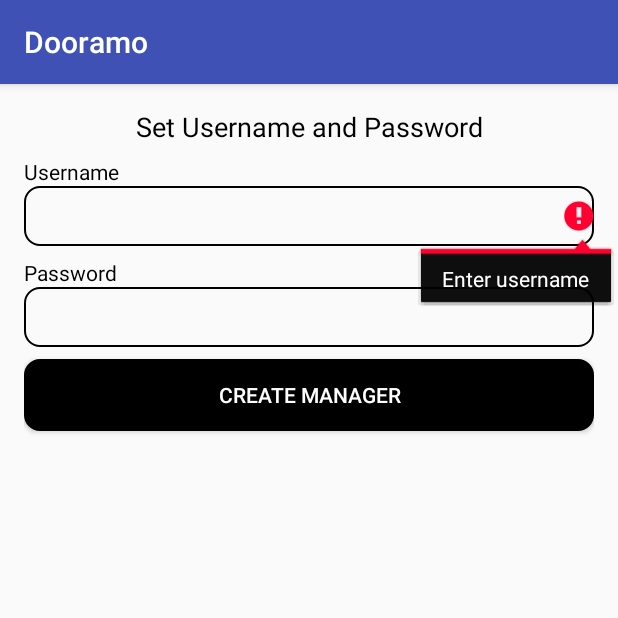
After one commit to pahulpreet-dev/Dooramo, an Android app: the CreateManager screen opened directly, with no data from a screen before it, on a phone screen of 412 x 824 dp, the top half of it. The commit adds this screen. Run offline under Robolectric (Android 15) with nearby library versions, the phone set to English and light mode, and no system bars.

Commit message:
Added CreateManager activity and made necessary changes

```diff
--- a/app/build.gradle
+++ b/app/build.gradle
@@ -16,11 +16,10 @@
             proguardFiles getDefaultProguardFile('proguard-android.txt'), 'proguard-rules.pro'
         }
     }
-    buildToolsVersion '26.0.2'
 }
 
 dependencies {
-    implementation fileTree(include: ['*.jar'], dir: 'libs')
+    implementation fileTree(dir: 'libs', include: ['*.jar'])
     implementation 'com.android.support:appcompat-v7:27.0.2'
     implementation 'com.android.support.constraint:constraint-layout:1.0.2'
     testImplementation 'junit:junit:4.12'
--- a/app/src/main/AndroidManifest.xml
+++ b/app/src/main/AndroidManifest.xml
@@ -20,7 +20,8 @@
         <activity android:name=".RequestActivity" />
         <activity android:name=".CreateUser" />
         <activity android:name=".CreateUser2" />
-        <activity android:name=".ManagementHome"></activity>
+        <activity android:name=".ManagementHome" />
+        <activity android:name=".CreateManager"></activity>
     </application>
 
 </manifest>
--- /dev/null
+++ b/app/src/main/java/com/example/preet/dooramo/CreateManager.java
@@ -0,0 +1,72 @@
+package com.example.preet.dooramo;
+
+import android.content.Intent;
+import android.database.Cursor;
+import android.database.sqlite.SQLiteDatabase;
+import android.support.v7.app.AppCompatActivity;
+import android.os.Bundle;
+import android.widget.EditText;
+import android.widget.Toast;
+
+public class CreateManager extends AppCompatActivity {
+
+    EditText username, password;
+    @Override
+    protected void onCreate(Bundle savedInstanceState) {
+        super.onCreate(savedInstanceState);
+        setContentView(R.layout.activity_create_manager);
+        initializeComponents();
+        if(validate()) {
+            if(checkManagerExistence())
+            createManager();
+        }
+    }
+
+    private boolean checkManagerExistence() {
+        DBHelper dbHelper = new DBHelper(CreateManager.this);
+        SQLiteDatabase dbcall = dbHelper.getReadableDatabase();
+
+        String query = "select * from 'managerAccount' where 'username' = '" + username.getText().toString() + "'";
+
+        Cursor next = dbcall.rawQuery(query, null);
+        if(next.moveToNext()) {
+            username.setError("Selected username already exists");
+            return false;
+        } else
+            return true;
+    }
+
+    private void createManager() {
+        DBHelper dbHelper = new DBHelper(CreateManager.this);
+        dbHelper.caller();
+        long status = -1;
+
+        status = dbHelper.createManager(username.getText().toString(), password.getText().toString());
+        if(status > 1) {
+            Toast.makeText(this, "New manager account has been created successfully",
+                    Toast.LENGTH_SHORT).show();
+            Intent close = new Intent(CreateManager.this, ManagementHome.class);
+            close.addFlags(Intent.FLAG_ACTIVITY_CLEAR_TOP);
+            startActivity(close);
+        }
+        else
+            Toast.makeText(this, "Error. Please contact developer.", Toast.LENGTH_SHORT).show();
+    }
+
+    private boolean validate() {
+        if(username.getText().toString().length() < 1) {
+            username.setError("Enter username");
+            return false;
+        } else if(password.getText().toString().length() <= 5) {
+            password.setError("Password must be of length 5");
+            return false;
+        }
+        return true;
+    }
+
+
+    private void initializeComponents() {
+        username = findViewById(R.id.unameeditTextCM);
+        password = findViewById(R.id.passeditTextCM);
+    }
+}
--- a/app/src/main/java/com/example/preet/dooramo/CreateUser2.java
+++ b/app/src/main/java/com/example/preet/dooramo/CreateUser2.java
@@ -5,6 +5,7 @@
 import android.database.sqlite.SQLiteDatabase;
 import android.support.v7.app.AppCompatActivity;
 import android.os.Bundle;
+import android.util.Log;
 import android.view.View;
 import android.widget.Button;
 import android.widget.EditText;
@@ -43,6 +44,7 @@
         status = dbHelper.createUserDetails(name, dob, email, aptNo, number);
         if(status > 1) {
             long status1 = -1;
+            dbHelper.caller();
             status1 = dbHelper.createUsername(username.getText().toString(), password.getText().toString());
             if(status1 > 1) {
                 Toast.makeText(this, "New user account has been created successfully",
@@ -50,8 +52,9 @@
                 Intent close = new Intent(CreateUser2.this, ManagementHome.class);
                 close.addFlags(Intent.FLAG_ACTIVITY_CLEAR_TOP);
                 startActivity(close);
-            } else
+            } else {
                 Toast.makeText(this, "Error. Please contact developer. 1", Toast.LENGTH_SHORT).show();
+            }
         }
         else
             Toast.makeText(this, "Error. Please contact developer. 2", Toast.LENGTH_SHORT).show();
@@ -96,5 +99,6 @@
         email = intent.getStringExtra("email");
         aptNo = intent.getStringExtra("aptNo");
         number = intent.getStringExtra("number");
+        Log.d("name",name);
     }
 }
--- /dev/null
+++ b/app/src/main/res/layout/activity_create_manager.xml
@@ -0,0 +1,61 @@
+<?xml version="1.0" encoding="utf-8"?>
+<LinearLayout xmlns:android="http://schemas.android.com/apk/res/android"
+    xmlns:app="http://schemas.android.com/apk/res-auto"
+    xmlns:tools="http://schemas.android.com/tools"
+    android:layout_width="match_parent"
+    android:layout_height="match_parent"
+    android:padding="@dimen/sixTeen"
+    android:orientation="vertical"
+    tools:context=".CreateManager">
+    <TextView
+        android:id="@+id/textViewCM"
+        android:textColor="@android:color/black"
+        android:layout_width="match_parent"
+        android:layout_height="wrap_content"
+        android:gravity="center_horizontal"
+        android:text="Set Username and Password"
+        android:textAppearance="@style/TextAppearance.AppCompat.Medium" />
+
+    <TextView
+        android:layout_marginTop="8dp"
+        android:textColor="@android:color/black"
+        android:id="@+id/textView9"
+        android:layout_width="match_parent"
+        android:layout_height="wrap_content"
+        android:text="Username" />
+
+    <EditText
+        android:id="@+id/unameeditTextCM"
+        android:layout_width="match_parent"
+        android:layout_height="40dp"
+        android:background="@drawable/edittext_style"
+        android:ems="10"
+
+        android:inputType="textPersonName" />
+
+    <TextView
+        android:layout_marginTop="8dp"
+        android:textColor="@android:color/black"
+        android:id="@+id/textView10"
+        android:layout_width="match_parent"
+        android:layout_height="wrap_content"
+        android:text="Password" />
+
+    <EditText
+        android:id="@+id/passeditTextCM"
+        android:layout_width="match_parent"
+        android:layout_height="40dp"
+        android:background="@drawable/edittext_style"
+        android:ems="10"
+        android:inputType="textPassword" />
+
+    <Button
+
+        android:id="@+id/createbuttonCM"
+        android:layout_width="match_parent"
+        android:layout_height="wrap_content"
+        android:layout_marginTop="8dp"
+        android:background="@drawable/button_style"
+        android:text="Create Manager"
+        android:textColor="@android:color/white" />
+</LinearLayout>
--- a/app/src/main/res/layout/activity_gin.xml
+++ b/app/src/main/res/layout/activity_gin.xml
@@ -32,9 +32,10 @@
     <EditText
         android:id="@+id/passwordeditText2"
         android:layout_width="match_parent"
-        android:layout_height="40dp"
+
         android:layout_below="@id/textView3"
         android:layout_centerHorizontal="true"
+        android:layout_height="40dp"
         android:background="@drawable/edittext_style"
         android:inputType="textPassword"
         android:padding="8dp" />
@@ -56,7 +57,7 @@
         android:layout_below="@+id/passwordeditText2"
         android:layout_centerHorizontal="true"
         android:layout_marginTop="16dp"
+        android:text="Login"
         android:background="@drawable/button_style"
-        android:text="Login"
         android:textColor="@android:color/white" />
 </RelativeLayout>
--- a/app/src/main/res/values/strings.xml
+++ b/app/src/main/res/values/strings.xml
@@ -1,4 +1,5 @@
 <resources>
     <string name="app_name">Dooramo</string>
     <string name="explaination">Please explain your problem in detail</string>
+
 </resources>
```
Also changed, not shown: app/src/main/java/com/example/preet/dooramo/DBHelper.java (+18 -1 lines), app/src/main/java/com/example/preet/dooramo/LoginActivity.java (+6 -2 lines).
